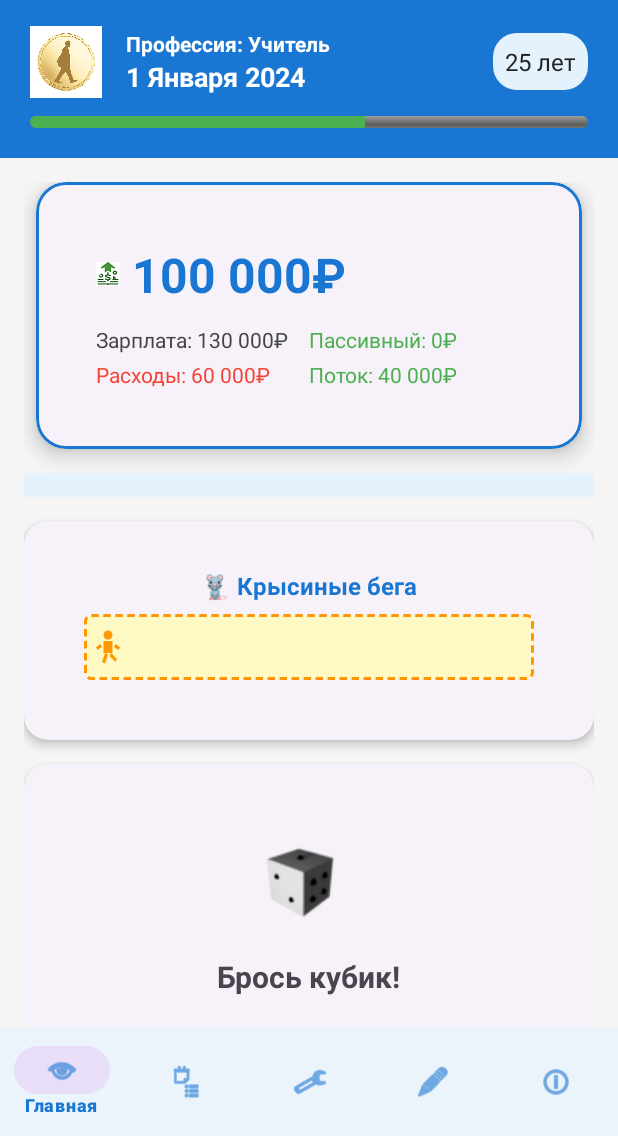
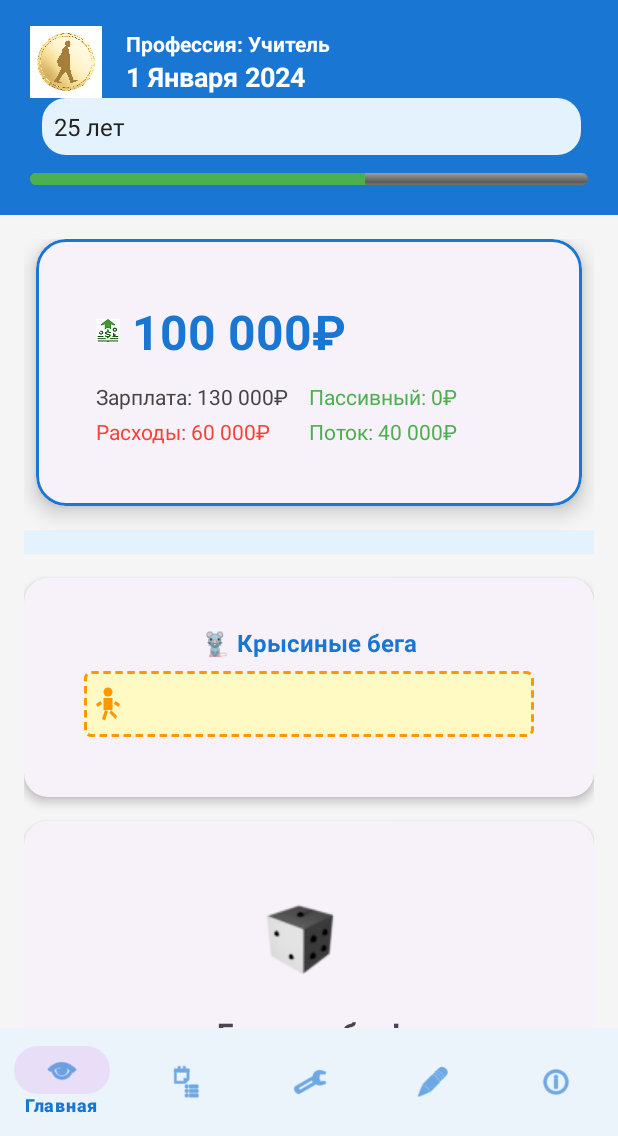
Before and after one commit to RobotAvi/MoneyGame, an Android app: the GameActivity screen opened directly, with no data from a screen before it, on a phone screen of 412 x 824 dp, the part 100-1236 px from its top. Run offline under Robolectric (Android 15) with nearby library versions, the phone set to English and light mode, and no system bars; 1 statement that could not run was skipped.

Commit message:
Update age TextView layout in activity_game.xml for improved UI consistency
- Changed layout width of the age TextView to a fixed size for better alignment.
- Retained existing properties while ensuring the element remains clickable and visually appealing.

```diff
--- a/app/src/main/res/layout/activity_game.xml
+++ b/app/src/main/res/layout/activity_game.xml
@@ -74,21 +74,22 @@
                         android:ellipsize="end" />
                 </LinearLayout>
 
-                <TextView
-                    android:id="@+id/tv_age"
-                    android:layout_width="wrap_content"
-                    android:layout_height="wrap_content"
-                    android:text="25 лет"
-                    android:textColor="@color/text_primary"
-                    android:textSize="16sp"
-                    android:background="@drawable/bg_age_chip"
-                    android:padding="8dp"
-                    android:layout_marginStart="8dp"
-                    android:clickable="true"
-                    android:focusable="true"
-                    android:maxLines="1"
-                    android:ellipsize="end" />
             </LinearLayout>
+
+            <TextView
+                android:id="@+id/tv_age"
+                android:layout_width="359dp"
+                android:layout_height="wrap_content"
+                android:layout_marginStart="8dp"
+                android:background="@drawable/bg_age_chip"
+                android:clickable="true"
+                android:ellipsize="end"
+                android:focusable="true"
+                android:maxLines="1"
+                android:padding="8dp"
+                android:text="25 лет"
+                android:textColor="@color/text_primary"
+                android:textSize="16sp" />
 
             <ProgressBar
                 android:id="@+id/progress_life"
```
